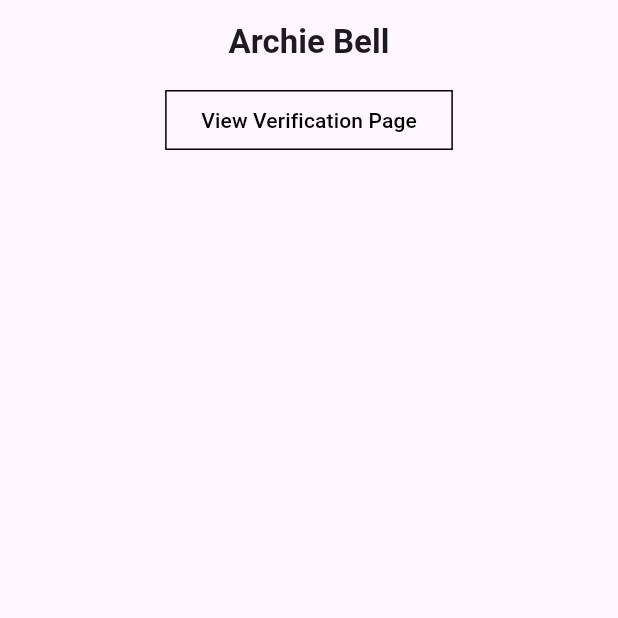
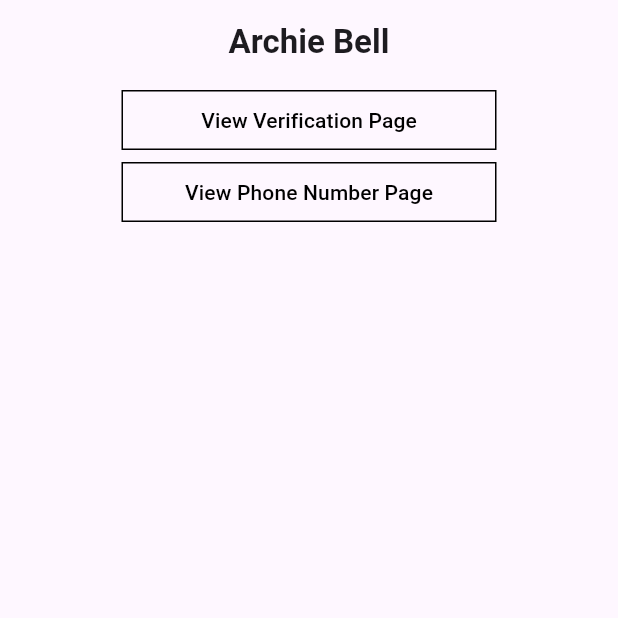
Before and after one commit to Archie-Bell/app, a Flutter app: the screen it shows after launch, on a phone screen of 412 x 824 dp, the top half of it. Run offline on Flutter 3.47's test engine with Material 3 defaults, Android fonts, the phone set to English and light mode, and no system bars; our stand-ins replace cloud_firestore, firebase_core, firebase_messaging, flutter_dotenv; missing offline and left inert: mongo_dart, workmanager; accounts and stored records are empty; statements that could not run were skipped.

Commit message:
Include debug buttons and refactor page name for consistency

```diff
--- a/lib/main.dart
+++ b/lib/main.dart
@@ -3,6 +3,7 @@ import 'package:app/api/mongo_db.dart';
 import 'package:app/firebase_options.dart';
 import 'package:app/pages/home_page.dart';
 import 'package:app/pages/notification_page.dart';
+import 'package:app/pages/phone_number_page.dart';
 import 'package:app/pages/verification_page.dart';
 import 'package:firebase_core/firebase_core.dart';
 import 'package:flutter/material.dart';
@@ -73,6 +74,7 @@ class ArchieBellApp extends StatelessWidget {
         '/home_page': (context) => const HomePage(),
         '/api/notification': (context) => const NotificationPage(),
         '/verification_page': (context) => const VerificationPage(),
+        '/phone_number_page': (context) => const PhoneNumberPage(),
       },
     );
   }
--- a/lib/pages/home_page.dart
+++ b/lib/pages/home_page.dart
@@ -56,12 +56,26 @@ class _HomePageState extends State<HomePage> {
                 navigatorKey.currentState?.pushNamed('/verification_page');
               },
               style: OutlinedButton.styleFrom(
+                minimumSize: const Size(250, 40),
                 side: const BorderSide(color: Colors.black),
                 shape: RoundedRectangleBorder(
                   borderRadius: BorderRadius.circular(0),
                 ),
               ),
               child: const Text("View Verification Page", style: TextStyle(color: Colors.black)),
+            ),
+            OutlinedButton(
+              onPressed: () {
+                navigatorKey.currentState?.pushNamed('/phone_number_page');
+              },
+              style: OutlinedButton.styleFrom(
+                minimumSize: const Size(250, 40),
+                side: const BorderSide(color: Colors.black),
+                shape: RoundedRectangleBorder(
+                  borderRadius: BorderRadius.circular(0),
+                ),
+              ),
+              child: const Text("View Phone Number Page", style: TextStyle(color: Colors.black)),
             ),
             Expanded(  // Ensures the FutureBuilder takes the remaining space
               child: FutureBuilder(
--- a/lib/pages/verification_page.dart
+++ b/lib/pages/verification_page.dart
@@ -86,8 +86,8 @@ class VerificationPage extends StatelessWidget {
             // "Go Back" button
             OutlinedButton(
               onPressed: () {
-                // Temporarily route the button to the Home Page
-                navigatorKey.currentState?.pushNamed('/home_page');
+                // Route the button to the Phone Number Page
+                navigatorKey.currentState?.pushNamed('/phone_number_page');
               },
               style: OutlinedButton.styleFrom(
                 minimumSize: const Size(150, 50),
```
Also changed, not shown: lib/pages/phone_number_page.dart (renamed from lib/pages/phonenumber_page.dart, +10 -3 lines).
